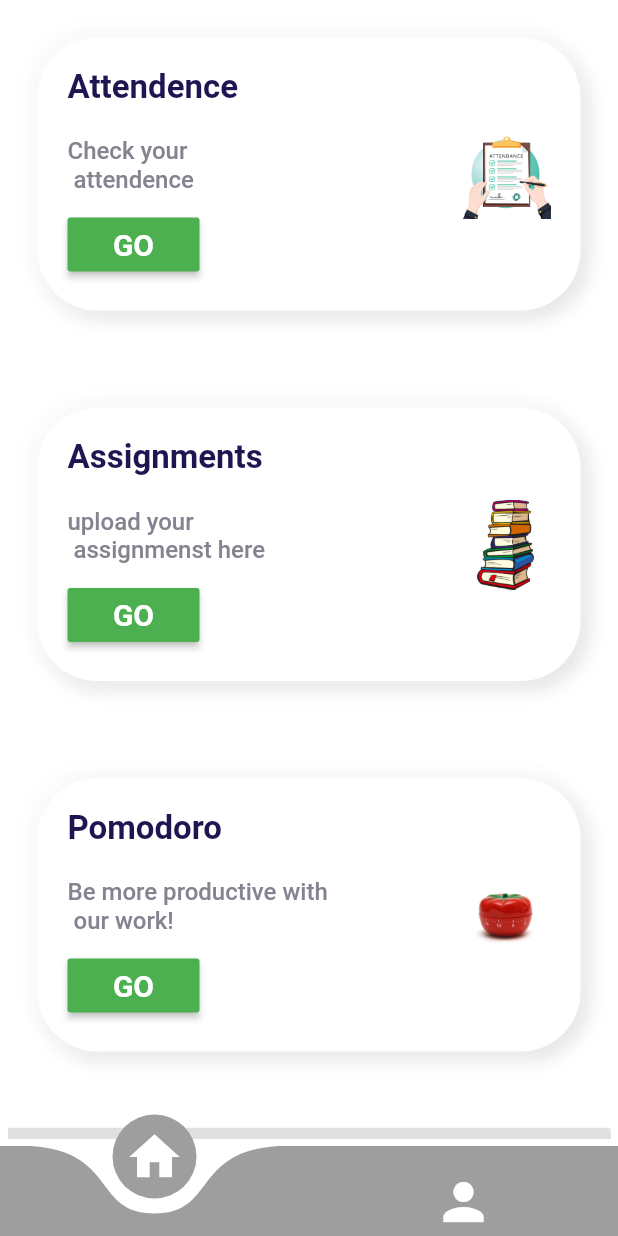
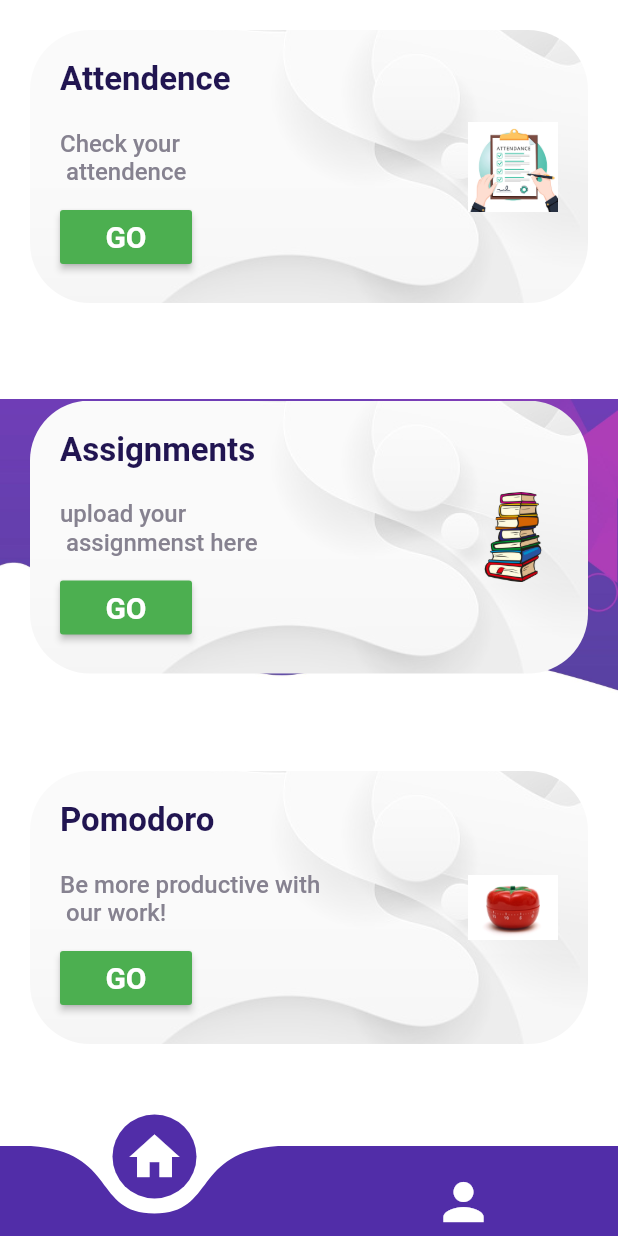
Before and after one commit to hrishi-19/CSE-MITRA, a Flutter app: the screen it shows after launch, on a phone screen of 412 x 824 dp. Run offline on Flutter 3.47's test engine with Material 2 defaults, Android fonts, the phone set to English and light mode, and no system bars; drawn by our look-alikes of curved_navigation_bar; our stand-ins replace file_picker, firebase_auth, firebase_core, firebase_storage, flutter_spinkit, font_awesome_flutter and 2 more; accounts and stored records are empty.

Commit message:
UI changes

```diff
--- a/lib/main.dart
+++ b/lib/main.dart
@@ -32,7 +32,7 @@ class MyApp extends StatelessWidget {
         '/notes': (context) => Notes(),
         '/pomodoro': (context) => Pomodoro(),
         '/attendence':(context)=>Attendence(),
-        '/upload':(context)=>upload(),
+
       },
 
     );
--- a/lib/screens/Home.dart
+++ b/lib/screens/Home.dart
@@ -20,8 +20,13 @@ class _HomeState extends State<Home> {
     return Scaffold(
       backgroundColor: Colors.white,
         body:SafeArea(
-          child: Padding(
-            padding: EdgeInsets.all(5),
+            child: Container(
+              decoration: BoxDecoration(
+                image: DecorationImage(
+                    image: AssetImage("assets/images/bg.jpg"),
+                    fit: BoxFit.contain
+                ),
+              ),
               child: Column(
                 children: [
                   Expanded(child: ListView(
@@ -29,12 +34,6 @@ class _HomeState extends State<Home> {
                       HomeWidget(heading:'Attendence', description: 'Check your\n attendence',route: '/attendence',img_path: 'assets/images/attd.jpg'),
                       HomeWidget(heading: 'Assignments', description: 'upload your \n assignmenst here',route: '/notes',img_path: 'assets/images/book.png'),
                       HomeWidget(heading:'Pomodoro', description: 'Be more productive with\n our work!',route: '/pomodoro',img_path: 'assets/images/pomodoro-timer.jpg'),
-                    RaisedButton(
-                      child: Text("logout"),
-                      onPressed: (){authClass.signout(context);
-
-                      },
-                    ),
 
                     ],
                   )),
--- a/lib/screens/pomodoro.dart
+++ b/lib/screens/pomodoro.dart
@@ -1,5 +1,6 @@
 import 'package:flutter/cupertino.dart';
 import 'package:flutter/material.dart';
+import 'package:mitra/widgets/bottom_navbar.dart';
 class Pomodoro extends StatefulWidget {
   const Pomodoro({Key? key}) : super(key: key);
 
--- a/lib/widgets/HomeWidget.dart
+++ b/lib/widgets/HomeWidget.dart
@@ -17,23 +17,15 @@ class HomeWidget extends StatelessWidget {
             width:constraints.maxWidth,
             padding: EdgeInsets.symmetric(horizontal: 20,vertical: 20),
             margin: EdgeInsets.only(
-                bottom: 25
+                bottom: 25,
             ),
             decoration: BoxDecoration(
+              image: DecorationImage(
+                image: AssetImage("assets/images/homeCard.jpg"),
+                fit: BoxFit.cover
+              ),
               borderRadius: BorderRadius.circular(40),
-              color: Colors.white,
-              boxShadow: [
-                BoxShadow(
-                  color: Colors.grey.shade300,
-                  offset: Offset(4.0,4.0),
-                  spreadRadius: 1.0,
-                  blurRadius: 10.0),
-                BoxShadow(
-                    color: Colors.grey.shade50,
-                    offset: Offset(-4.0,-4.0),
-                    spreadRadius: 1.0,
-                    blurRadius: 10.0),
-              ]
+
             ),
             child: Row(
               mainAxisAlignment: MainAxisAlignment.spaceBetween,
@@ -56,7 +48,7 @@ class HomeWidget extends StatelessWidget {
                         child: Text(description,
                           style: TextStyle(
                               fontWeight: FontWeight.w500,
-                              color: Color(0XFF868290),
+                              color: Color(0XFF868290 ),
                               fontSize: 16,
 
                           ),),
--- a/lib/widgets/bottom_navbar.dart
+++ b/lib/widgets/bottom_navbar.dart
@@ -9,7 +9,7 @@ class Navbar extends StatelessWidget {
         iconTheme: IconThemeData(color: Colors.white)
       ),
       child: CurvedNavigationBar(
-        color: Colors.grey,
+        color: Color(0xFF512DA8),
         height: 60,
         backgroundColor: Colors.transparent,
         items: [
```
Also changed, not shown: assets/images/bg.jpg (added), assets/images/homeCard.jpg (added). Lines whose indentation alone changed are shown as unchanged.
